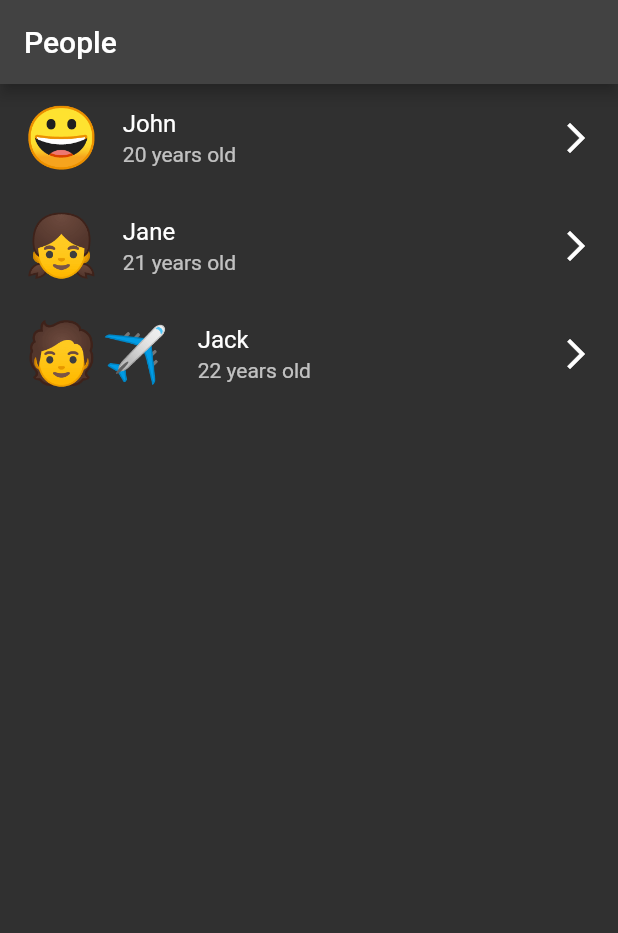
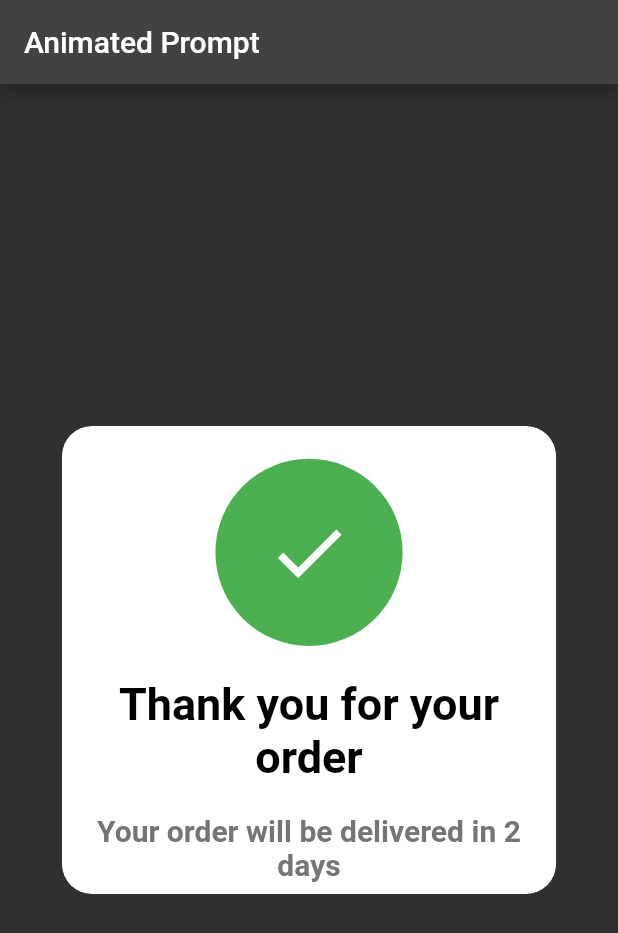
Before and after one commit to Shalom-Nankam/animations, a Flutter app: the screen it shows after launch, on a phone screen of 412 x 824 dp. Shown: the top 933 px of the screen. Run offline on Flutter 3.47's test engine with Material 2 defaults, Android fonts, the phone set to English and light mode, and no system bars; our stand-ins replace get.

Commit message:
Latest lessons

```diff
--- a/lib/main.dart
+++ b/lib/main.dart
@@ -1,7 +1,7 @@
 import 'dart:math';
 
+import 'package:animations/views/animated_prompt.dart';
 import 'package:animations/views/chained_animations.dart';
-import 'package:animations/views/hero.dart';
 import 'package:flutter/material.dart';
 import 'package:get/get.dart';
 
@@ -14,7 +14,7 @@ class MyApp extends StatelessWidget {
   Widget build(BuildContext context) {
     return GetMaterialApp(
       title: 'Material App',
-      home: const HeroPage(),
+      home: const PromptPage(),
       darkTheme: ThemeData.dark(),
       themeMode: ThemeMode.dark,
       debugShowCheckedModeBanner: false,
--- /dev/null
+++ b/lib/views/animated_prompt.dart
@@ -0,0 +1,152 @@
+import 'package:flutter/material.dart';
+
+class AnimatedPrompt extends StatefulWidget {
+  final String title;
+  final String subTitle;
+  final Widget child;
+  const AnimatedPrompt(
+      {super.key,
+      required this.title,
+      required this.subTitle,
+      required this.child});
+
+  @override
+  State<AnimatedPrompt> createState() => _AnimatedPromptState();
+}
+
+class _AnimatedPromptState extends State<AnimatedPrompt>
+    with SingleTickerProviderStateMixin {
+  late AnimationController _controller;
+  late Animation<double> _iconScaleAnimation;
+  late Animation<double> _containerScaleAnimation;
+  late Animation<Offset> _yDisplacementAnimation;
+
+  @override
+  void initState() {
+    super.initState();
+    _controller =
+        AnimationController(vsync: this, duration: const Duration(seconds: 1));
+
+    _yDisplacementAnimation = Tween(
+            begin: const Offset(0, 0), end: const Offset(0, -0.23))
+        .animate(CurvedAnimation(parent: _controller, curve: Curves.easeInOut));
+
+//starts at 7times its normal size and ends at 6times its normal size
+    _iconScaleAnimation = Tween(begin: 7.0, end: 6.0)
+        .animate(CurvedAnimation(parent: _controller, curve: Curves.easeInOut));
+
+//starts at twice its normal size and ends at 0.4times its normal size
+    _containerScaleAnimation = Tween(begin: 2.0, end: 0.4)
+        .animate(CurvedAnimation(parent: _controller, curve: Curves.bounceOut));
+  }
+
+  @override
+  void dispose() {
+    _controller.dispose();
+    super.dispose();
+  }
+
+  @override
+  Widget build(BuildContext context) {
+    //whenever the build is called, we reset the controller and then move it forward
+    //so that the animation is always called and starts from the beginning.
+    _controller
+      ..reset()
+      ..forward();
+    return ClipRRect(
+      //the ClipRRect widget is needed to keep the scaled icon within the
+      //boundaries of the parent container, therefore, the border radius of the
+      //ClipRRect widget should be same as that of the parent container
+      borderRadius: BorderRadius.circular(20),
+      child: Container(
+        decoration: BoxDecoration(
+            color: Colors.white,
+            borderRadius: BorderRadius.circular(20),
+            boxShadow: [
+              BoxShadow(
+                  color: Colors.black.withOpacity(0.2),
+                  spreadRadius: 5,
+                  blurRadius: 7,
+                  offset: const Offset(0, 3))
+            ]),
+        child: ConstrainedBox(
+          constraints: BoxConstraints(
+            minWidth: 100,
+            minHeight: 100,
+            maxHeight: MediaQuery.of(context).size.height * 0.8,
+            maxWidth: MediaQuery.of(context).size.width * 0.8,
+          ),
+          child: Stack(
+            children: [
+              Padding(
+                padding: const EdgeInsets.all(8.0),
+                child: Column(
+                  mainAxisAlignment: MainAxisAlignment.center,
+                  mainAxisSize: MainAxisSize.min,
+                  children: [
+                    const SizedBox(
+                      height: 160,
+                    ),
+                    Text(
+                      widget.title,
+                      textAlign: TextAlign.center,
+                      style: const TextStyle(
+                          fontSize: 30,
+                          fontWeight: FontWeight.bold,
+                          color: Colors.black),
+                    ),
+                    const SizedBox(
+                      height: 20,
+                    ),
+                    Text(
+                      widget.subTitle,
+                      textAlign: TextAlign.center,
+                      style: TextStyle(
+                          fontSize: 20,
+                          fontWeight: FontWeight.bold,
+                          color: Colors.grey[600]),
+                    ),
+                  ],
+                ),
+              ),
+              Positioned.fill(
+                  child: SlideTransition(
+                position: _yDisplacementAnimation,
+                child: ScaleTransition(
+                  scale: _containerScaleAnimation,
+                  child: Container(
+                    decoration: const BoxDecoration(
+                        shape: BoxShape.circle, color: Colors.green),
+                    child: ScaleTransition(
+                      scale: _iconScaleAnimation,
+                      child: widget.child,
+                    ),
+                  ),
+                ),
+              ))
+            ],
+          ),
+        ),
+      ),
+    );
+  }
+}
+
+class PromptPage extends StatelessWidget {
+  const PromptPage({super.key});
+
+  @override
+  Widget build(BuildContext context) {
+    return Scaffold(
+      appBar: AppBar(
+        title: const Text('Animated Prompt'),
+      ),
+      body: const Center(
+        child: AnimatedPrompt(
+            title: 'Thank you for your order',
+            subTitle: 'Your order will be delivered in 2 days',
+            child: Icon(Icons.check)),
+      ),
+    );
+  }
+}
```
Also changed, not shown: lib/views/_3d_drawer.dart (added, +135 -0 lines), lib/views/custom_painter_and_polygons.dart (added, +139 -0 lines), lib/views/implicit_animations.dart (added, +57 -0 lines), lib/views/tween_animations.dart (added, +77 -0 lines), pubspec.yaml (+4 -5 lines), assets/images/screen.png (added).
